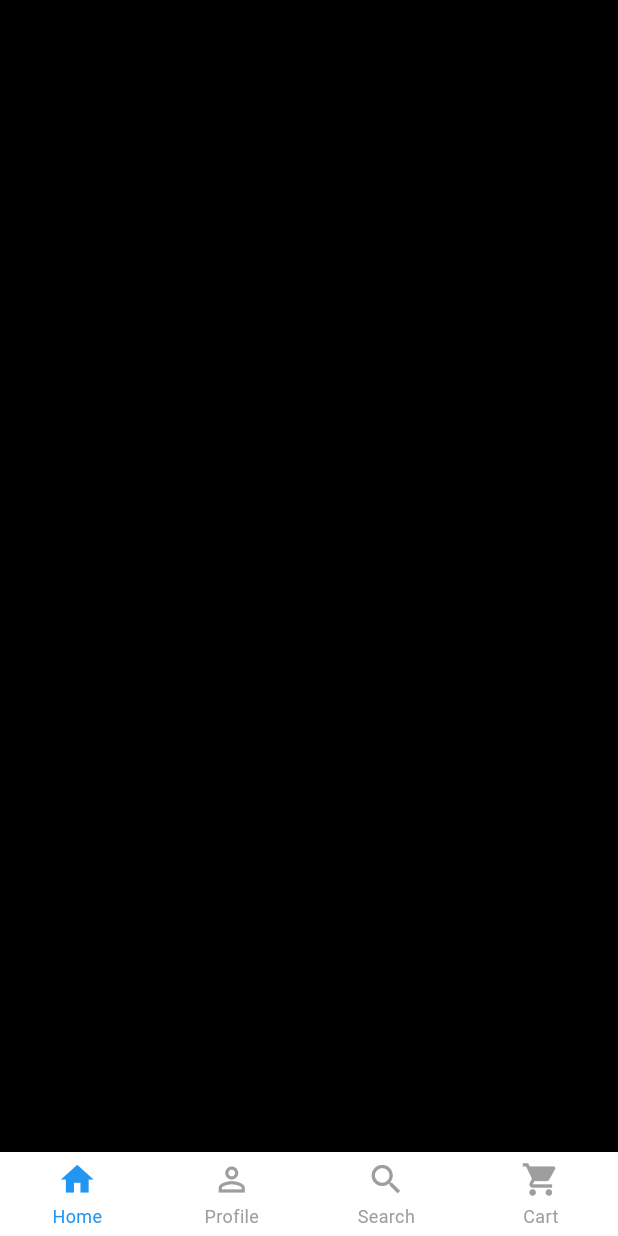
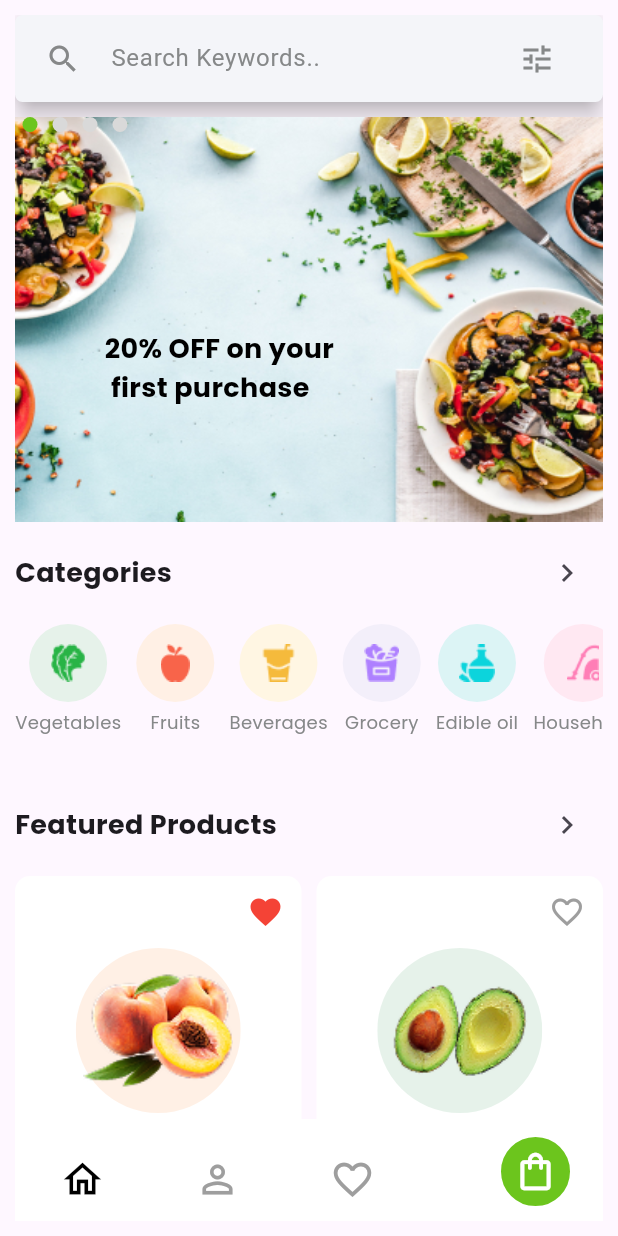
Before and after one commit to Omaralkhanjy94/grocery_app, a Flutter app: the HomeScreen screen opened by its route, on a phone screen of 412 x 824 dp. Run offline on Flutter 3.47's test engine with Material 3 defaults, Android fonts, the phone set to English and light mode, and no system bars; drawn by our look-alikes of persistent_bottom_nav_bar; our stand-ins replace google_fonts; missing offline and left inert: short_navigation.

Commit message:
Modifying home page
I have added:
- Bottom navigation bar

```diff
--- a/lib/pages/home_screen.dart
+++ b/lib/pages/home_screen.dart
@@ -1,58 +1,34 @@
+// Home Screen
+// This screen displays the main content of the app, including categories and featured products.
+// It uses a CustomScaffold for consistent layout and styling.
+// It includes a search bar, a slideshow of cover images, and sections for categories and featured products.
 import 'package:flutter/material.dart';
-import 'package:grocery_app/widgets/cover_widget.dart';
+
+import '../../extensions/sized_box_x.dart';
+import '../../models/categories.dart';
 import '../../models/products.dart';
+import '../../widgets/cover_widget.dart';
+import '../../widgets/category_widget.dart';
+import '../../widgets/custom_scaffold.dart';
 import '../../widgets/product_widget.dart';
 import '../../widgets/session_widget.dart';
-import '../../models/categories.dart';
-import '../../widgets/category_widget.dart';
-import '../../extensions/sized_box_x.dart';
-import '../../widgets/custom_scaffold.dart';
-import 'package:persistent_bottom_nav_bar/persistent_bottom_nav_bar.dart';
 
-class HomeScreen extends StatelessWidget {
+class HomeScreen extends StatefulWidget {
   HomeScreen({super.key});
 
+  @override
+  State<HomeScreen> createState() => _HomeScreenState();
+}
+
+class _HomeScreenState extends State<HomeScreen> {
   ///Categories list
   final List<Category> categories = Categories.getCategories();
 
   ///Products list
   final List<Product> products = Products.getProducts();
-
   @override
   Widget build(BuildContext context) {
     return CustomScaffold(
-      bottomNavigationBar: PersistentTabView(
-        screens: [],
-        context,
-        items: [
-          PersistentBottomNavBarItem(
-            icon: Icon(Icons.home),
-            title: "Home",
-            activeColorPrimary: Colors.blue,
-            inactiveColorPrimary: Colors.grey,
-          ),
-          PersistentBottomNavBarItem(
-            icon: Icon(Icons.person_outline),
-            title: "Profile",
-            activeColorPrimary: Colors.blue,
-            inactiveColorPrimary: Colors.grey,
-          ),
-          PersistentBottomNavBarItem(
-            icon: Icon(Icons.search),
-            title: "Search",
-            activeColorPrimary: Colors.blue,
-            inactiveColorPrimary: Colors.grey,
-          ),
-          PersistentBottomNavBarItem(
-            icon: Icon(Icons.shopping_cart),
-            title: "Cart",
-            activeColorPrimary: Colors.blue,
-            inactiveColorPrimary: Colors.grey,
-          ),
-        ],
-        backgroundColor: Colors.white,
-        navBarStyle: NavBarStyle.style6,
-      ),
       title: 'Home',
       body: SafeArea(
         child: Container(
@@ -61,14 +37,101 @@ class HomeScreen extends StatelessWidget {
             maxWidth: MediaQuery.of(context).size.width,
           ),
           margin: const EdgeInsets.symmetric(horizontal: 10, vertical: 10),
+          child: SingleChildScrollView(
+            child: Container(
+              constraints: BoxConstraints(
+                maxHeight: MediaQuery.of(context).size.height,
+                maxWidth: MediaQuery.of(context).size.width,
+              ),
               child: Column(
                 mainAxisSize: MainAxisSize.min,
                 children: [
-              SearchBar(
+                  getSearchBar, //search bar
+                  10.height,
+                  //Done: Make a slide show of cover images by CoverWidget using PageView
+                  getOffersSlideShow, //offers slide show
+                  //Done: categories
+                  // A row with "Categories" text on the left and an arrow icon on the right
+                  SessionWidget(
+                    title: 'Categories',
+                    onViewAllPressed: () {
+                      // Handle view all categories action
+                    },
+                  ),
+                  //Categories list
+                  getCategoriesList,
+                  //Done: featured products
+                  SessionWidget(
+                    title: 'Featured Products',
+                    onViewAllPressed: () {
+                      // Handle view all featured products action
+                    },
+                  ),
+                  //Featured Products Grid
+                  getProductsGrid(products),
+                  //todo: the bottom navigation bar
+                  getBottomNavigationBar,
+                ],
+              ),
+            ),
+          ),
+        ),
+      ),
+    );
+  }
+
+  Widget get offersSlideShow {
+    return PageView(
+      onPageChanged: (value) => setState(() {
+        currentIndexNow = value;
+      }),
+      children: [
+        CoverWidget(
+          key: ValueKey(1),
+          imagePath: 'assets/images/home_screen_cover.jpg',
+          offerText: '20% OFF on your first purchase',
+        ),
+        CoverWidget(
+          key: ValueKey(2),
+          imagePath: 'assets/images/home_screen_cover.jpg',
+          offerText: '30% OFF on your second purchase',
+        ),
+        CoverWidget(
+          key: ValueKey(3),
+          imagePath: 'assets/images/home_screen_cover.jpg',
+          offerText: '40% OFF on your third purchase',
+        ),
+      ],
+    );
+  }
+
+  /// A method that returns a grid of products
+  Widget getProductsGrid(List<Product> products) {
+    return Flexible(
+      flex: 3,
+      child: GridView.builder(
+        shrinkWrap: true,
+        gridDelegate: const SliverGridDelegateWithFixedCrossAxisCount(
+          crossAxisCount: 2,
+          mainAxisSpacing: 10,
+          crossAxisSpacing: 10,
+          childAspectRatio: 0.60,
+        ),
+        itemCount: products.length, // Number of featured products
+        itemBuilder: (context, index) {
+          return products
+              .map((product) => ProductWidget(product: product))
+              .toList()[index];
+        },
+      ),
+    );
+  }
+
+  /// A method that returns a search bar widget
+  Widget get getSearchBar {
+    return SearchBar(
       shape: WidgetStateProperty.all(
-                  RoundedRectangleBorder(
-                    borderRadius: BorderRadius.circular(5),
-                  ),
+        RoundedRectangleBorder(borderRadius: BorderRadius.circular(5)),
       ),
       padding: WidgetStateProperty.all(
         const EdgeInsets.symmetric(horizontal: 20, vertical: 5),
@@ -98,145 +161,142 @@ class HomeScreen extends StatelessWidget {
       onChanged: (value) {
         // Handle search input change
       },
+    );
+  }
+
+  int currentIndexNow = 0;
+
+  /// A widget that displays indicator dots for the slideshow
+  Widget get getIndicatorDots {
+    bool isTapped = false;
+    return InkWell(
+      onTap: () {
+        // Handle tap on indicator dot
+        setState(() {
+          isTapped = !isTapped;
+        });
+      },
+      child: Positioned(
+        bottom: 50,
+        left: 10,
+        child: Row(
+          children: List.generate(4, (index) {
+            return AnimatedContainer(
+              duration: Duration(milliseconds: 300),
+              margin: EdgeInsets.symmetric(horizontal: 5),
+              width: isTapped ? 20 : 10,
+              height: 10,
+              decoration: BoxDecoration(
+                color: currentIndexNow == index
+                    ? Color(0xff6CC51D)
+                    : Color(0xffD9D9D9),
+                borderRadius: BorderRadius.circular(5),
               ),
-              10.height,
-              //Done: Make a slide show of cover images by CoverWidget using PageView
-              Flexible(flex: 2, fit: FlexFit.loose, child: offersSlideShow()),
-              //Done: categories
-              // A row with "Categories" text on the left and an arrow icon on the right
-              SessionWidget(
-                title: 'Categories',
-                onViewAllPressed: () {
-                  // Handle view all categories action
-                },
-              ),
-              Flexible(
-                fit: FlexFit.loose,
-                flex: 1,
-                child: SingleChildScrollView(
-                  scrollDirection: Axis.horizontal,
-                  child: Row(
-                    spacing: 5,
-                    children: categories
-                        .map((category) => CategoryWidget(category: category))
-                        .toList(),
-                  ),
-                ),
-              ),
-              //Done: featured products
-              SessionWidget(
-                title: 'Featured Products',
-                onViewAllPressed: () {
-                  // Handle view all featured products action
-                },
-              ),
-              //Featured Products Grid
-              Flexible(
-                flex: 3,
-                child: GridView.builder(
-                  shrinkWrap: true,
-                  gridDelegate: const SliverGridDelegateWithFixedCrossAxisCount(
-                    crossAxisCount: 2,
-                    mainAxisSpacing: 10,
-                    crossAxisSpacing: 10,
-                    childAspectRatio: 0.60,
-                  ),
-                  itemCount: products.length, // Number of featured products
-                  itemBuilder: (context, index) {
-                    return products
-                        .map((product) => ProductWidget(product: product))
-                        .toList()[index];
-                  },
-                ),
-              ),
-              //todo: the bottom navigation bar
-              // Stack(
-              //   children: [
-              //     Container(
-              //       height: 80,
-              //       color: Colors.white,
-              //       child: Row(
-              //         mainAxisAlignment: MainAxisAlignment.spaceAround,
-              //         children: [
-              //           IconButton(
-              //             onPressed: () {},
-              //             icon: const Icon(
-              //               Icons.home_outlined,
-              //               color: Colors.black,
-              //               size: 30,
-              //             ),
-              //           ),
-              //           IconButton(
-              //             onPressed: () {},
-              //             icon: const Icon(
-              //               Icons.person_outline,
-              //               color: Colors.grey,
-              //               size: 30,
-              //             ),
-              //           ),
-              //           IconButton(
-              //             onPressed: () {},
-              //             icon: const Icon(
-              //               Icons.favorite_border,
-              //               color: Colors.grey,
-              //               size: 30,
-              //             ),
-              //           ),
-              //           SizedBox(width: 80, height: 80),
-              //           // Empty space for FAB
-              //         ],
-              //       ),
-              //     ),
-
-              //     Positioned(
-              //       right: 20,
-              //       bottom: 20,
-              //       child: Container(
-              //         width: 50,
-              //         height: 50,
-              //         decoration: BoxDecoration(
-              //           border: Border.all(color: Colors.white, width: 2),
-              //           color: const Color(0xFF6CC51D),
-              //           borderRadius: BorderRadius.circular(25),
-              //         ),
-              //         child: Center(
-              //           child: IconButton(
-              //             onPressed: () {},
-              //             icon: const Icon(
-              //               Icons.shopping_bag_outlined,
-              //               color: Colors.white,
-              //               size: 30,
-              //             ),
-              //           ),
-              //         ),
-              //       ),
-              //     ),
-              //   ],
-              // ),
-            ],
-          ),
+            );
+          }),
         ),
       ),
     );
   }
 
-  Widget offersSlideShow() {
-    return PageView(
+  /// A widget that returns the offers slide show with indicator dots
+  Widget get getOffersSlideShow {
+    return Flexible(
+      flex: 5,
+      fit: FlexFit.loose,
+      child: Stack(
         children: [
-        CoverWidget(
-          key: ValueKey(1),
-          imagePath: 'assets/images/home_screen_cover.jpg',
-          offerText: '20% OFF on your first purchase',
+          //Slide show of cover images
+          offersSlideShow,
+          //indicator for the slideshow
+          getIndicatorDots,
+        ],
       ),
-        CoverWidget(
-          key: ValueKey(2),
-          imagePath: 'assets/images/home_screen_cover.jpg',
-          offerText: '30% OFF on your second purchase',
+    );
+  }
+
+  /// A widget that returns a horizontal list of categories
+  Widget get getCategoriesList {
+    return Flexible(
+      flex: 2,
+      child: SizedBox(
+        height: 100,
+        child: ListView.builder(
+          scrollDirection: Axis.horizontal,
+          itemCount: categories.length,
+          itemBuilder: (context, index) {
+            return Padding(
+              padding: const EdgeInsets.only(right: 10.0),
+              child: CategoryWidget(category: categories[index]),
+            );
+          },
         ),
-        CoverWidget(
-          key: ValueKey(3),
-          imagePath: 'assets/images/home_screen_cover.jpg',
-          offerText: '40% OFF on your third purchase',
+      ),
+    );
+  }
+
+  /// A widget that returns a bottom navigation bar
+  Widget get getBottomNavigationBar {
+    return Stack(
+      children: [
+        Container(
+          height: 80,
+          color: Colors.white,
+          child: Row(
+            mainAxisAlignment: MainAxisAlignment.spaceAround,
+            children: [
+              IconButton(
+                onPressed: () {},
+                icon: const Icon(
+                  Icons.home_outlined,
+                  color: Colors.black,
+                  size: 30,
+                ),
+              ),
+              IconButton(
+                onPressed: () {},
+                icon: const Icon(
+                  Icons.person_outline,
+                  color: Colors.grey,
+                  size: 30,
+                ),
+              ),
+              IconButton(
+                onPressed: () {},
+                icon: const Icon(
+                  Icons.favorite_border,
+                  color: Colors.grey,
+                  size: 30,
+                ),
+              ),
+              SizedBox(width: 80, height: 80),
+              // Empty space for FAB
+            ],
+          ),
+        ),
+
+        Positioned(
+          right: 20,
+          bottom: 20,
+          child: Container(
+            width: 50,
+            height: 50,
+            decoration: BoxDecoration(
+              border: Border.all(color: Colors.white, width: 2),
+              color: const Color(0xFF6CC51D),
+              borderRadius: BorderRadius.circular(25),
+            ),
+            child: Center(
+              child: IconButton(
+                onPressed: () {},
+                icon: const Icon(
+                  Icons.shopping_bag_outlined,
+                  color: Colors.white,
+                  size: 30,
+                ),
+              ),
+            ),
+          ),
         ),
       ],
     );
--- a/lib/pages/splash_screen.dart
+++ b/lib/pages/splash_screen.dart
@@ -40,6 +40,7 @@ class _SplashScreenState extends State<SplashScreen> {
               splashScreens[3],
             ],
           ),
+          //indicator dots
           Align(
             alignment: Alignment.bottomCenter,
             child: Padding(
--- a/lib/widgets/product_widget.dart
+++ b/lib/widgets/product_widget.dart
@@ -1,11 +1,19 @@
 import 'package:flutter/material.dart';
 import 'package:google_fonts/google_fonts.dart' show GoogleFonts;
+import 'package:grocery_app/extensions/sized_box_x.dart';
 import '../models/products.dart' show Product;
 
-class ProductWidget extends StatelessWidget {
+class ProductWidget extends StatefulWidget {
   final Product product;
 
   const ProductWidget({super.key, required this.product});
+
+  @override
+  State<ProductWidget> createState() => _ProductWidgetState();
+}
+
+class _ProductWidgetState extends State<ProductWidget> {
+  Product get product => widget.product;
 
   ///Product name
   String get name => product.name;
@@ -30,10 +38,21 @@ class ProductWidget extends StatelessWidget {
 
   ///Product onTap
   VoidCallback? get onTap => product.onTap;
+
+  bool addedToCart = false;
+  int quantity = 1;
   @override
   Widget build(BuildContext context) {
     return InkWell(
-      onTap: onTap ?? () {},
+      onTap:
+          onTap ??
+          () {
+            ScaffoldMessenger.of(context).showSnackBar(
+              SnackBar(
+                content: Text('The product details page is under development.'),
+              ),
+            );
+          },
       child: Container(
         decoration: BoxDecoration(
           color: Colors.white,
@@ -76,7 +95,7 @@ class ProductWidget extends StatelessWidget {
                 ),
               ),
             ),
-            const SizedBox(height: 8),
+            8.height,
             // Product Price
             Padding(
               padding: const EdgeInsets.symmetric(horizontal: 8.0),
@@ -92,7 +111,7 @@ class ProductWidget extends StatelessWidget {
                 ),
               ),
             ),
-            const SizedBox(height: 4),
+            4.height,
             // Product Name
             Padding(
               padding: const EdgeInsets.symmetric(horizontal: 8.0),
@@ -110,9 +129,7 @@ class ProductWidget extends StatelessWidget {
             ),
             //Product Description
             if (description != null)
-              Padding(
-                padding: const EdgeInsets.symmetric(horizontal: 8.0),
-                child: Center(
+              Center(
                 child: Text(
                   description!,
                   style: GoogleFonts.poppins(
@@ -123,32 +140,83 @@ class ProductWidget extends StatelessWidget {
                   textAlign: TextAlign.center,
                 ),
               ),
-              ),
             Divider(color: Color(0xFFEBEBEB)),
             // Add to cart button
-            Padding(
-              padding: const EdgeInsets.symmetric(horizontal: 8.0),
-              child: SizedBox(
+            SizedBox(
               width: double.infinity,
-                height: 30,
-                child: ElevatedButton(
-                  style: ElevatedButton.styleFrom(
-                    backgroundColor: Color(0xFFFFFFFF),
-                    shape: RoundedRectangleBorder(
-                      borderRadius: BorderRadius.circular(5),
+              height: 33,
+              child: TextButton(
+                onPressed: () {
+                  //todo: Handle add to cart button press
+                  setState(() {
+                    addedToCart = true;
+                  });
+                  ScaffoldMessenger.of(context).showSnackBar(
+                    SnackBar(
+                      content: Text('$name has been added to your cart.'),
+                    ),
+                  );
+                },
+                child: addedToCart
+                    ? Row(
+                        mainAxisAlignment: MainAxisAlignment.spaceBetween,
+                        children: [
+                          IconButton(
+                            onPressed: () {
+                              if (quantity > 1) {
+                                quantity--;
+                                (context as Element).markNeedsBuild();
+                              }
+                              if (quantity == 1) {
+                                setState(() {
+                                  addedToCart = false;
+                                  ScaffoldMessenger.of(context).showSnackBar(
+                                    SnackBar(
+                                      content: Text(
+                                        '$name has been removed from your cart.',
                                       ),
                                     ),
+                                  );
+                                });
+                              }
+                            },
+                            icon: Icon(
+                              Icons.remove,
+                              size: 12,
+                              color: Color(0xFF6CC51D),
+                            ),
+                          ),
+                          Text(
+                            quantity.toString(),
+                            textAlign: TextAlign.center,
+                            style: GoogleFonts.poppins(
+                              fontSize: 16,
+                              fontWeight: FontWeight.w500,
+                              color: Colors.black,
+                            ),
+                          ),
+                          IconButton(
                             onPressed: () {
-                    //todo: Handle add to cart button press
+                              quantity++;
+                              (context as Element).markNeedsBuild();
                             },
-                  child: Row(
+                            icon: Icon(
+                              Icons.add,
+                              size: 16,
+                              color: Color(0xFF6CC51D),
+                            ),
+                          ),
+                        ],
+                      )
+                    : Row(
+                        mainAxisAlignment: MainAxisAlignment.center,
                         children: [
                           Icon(
                             Icons.shopping_bag_outlined,
                             size: 16,
                             color: Color(0xFF6CC51D),
                           ),
-                      const SizedBox(width: 5),
+                          5.width,
                           Text(
                             'Add to Cart',
                             style: GoogleFonts.poppins(
@@ -161,7 +229,6 @@ class ProductWidget extends StatelessWidget {
                       ),
               ),
             ),
-            ),
           ],
         ),
       ),
--- a/pubspec.yaml
+++ b/pubspec.yaml
@@ -36,7 +36,6 @@ dependencies:
   cupertino_icons: ^1.0.8
   google_fonts: ^6.3.0
   short_navigation: ^2.3.0
-  persistent_bottom_nav_bar: ^6.2.1
 
 dev_dependencies:
   flutter_test:
```
Also changed, not shown: pubspec.lock. Lines whose indentation alone changed are shown as unchanged.
